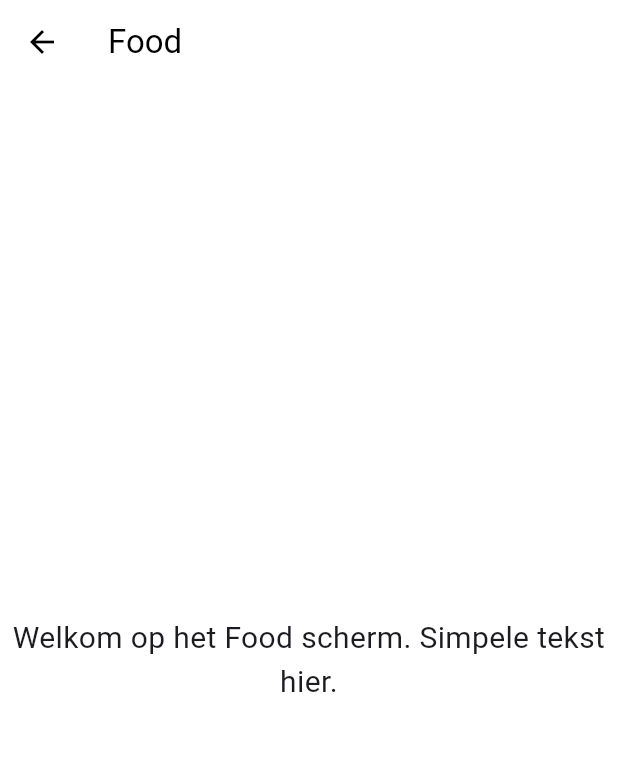
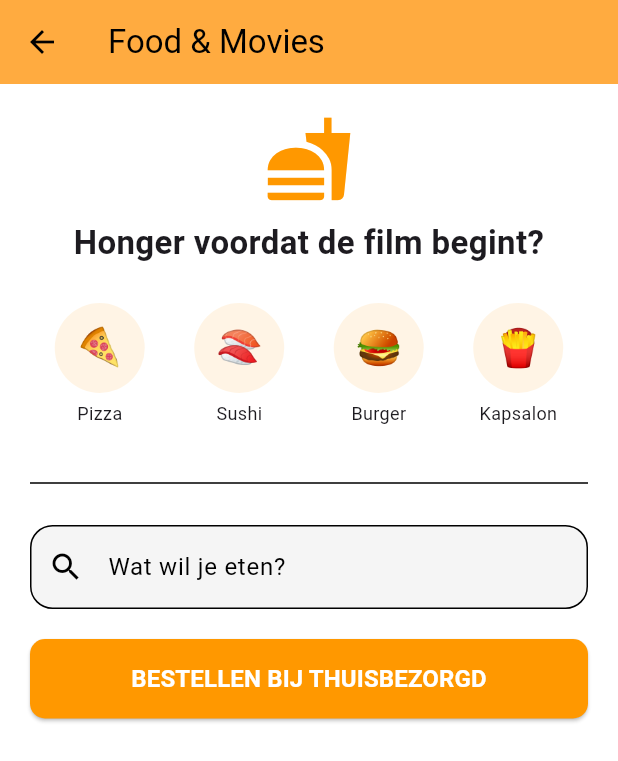
Before and after one commit to strongo01/FilmFlix, a Flutter app: the FoodScreen screen opened directly, on a phone screen of 412 x 824 dp. Shown: the top 761 px of the screen. Run offline on Flutter 3.47's test engine with Material 3 defaults, Android fonts, the phone set to English and light mode, and no system bars; our stand-ins replace cloud_firestore, email_validator, firebase_auth, firebase_core, flutter_signin_button, fluttertoast and 2 more; accounts and stored records are empty.

Commit message:
main.dart aangepast voor foodscreen

```diff
--- a/filmflix/lib/main.dart
+++ b/filmflix/lib/main.dart
@@ -1,4 +1,5 @@
 import 'package:cinetrackr/firebase_options.dart';
+import 'package:cinetrackr/views/foodscreen.dart';
 import 'package:cinetrackr/views/movie_detail_screen.dart';
 import 'package:cinetrackr/views/search_screen.dart';
 import 'package:flutter/material.dart';
@@ -81,9 +82,10 @@
           //if (snapshot.hasData) {
           //return const HomeScreen();
           //}
-          return const HomeScreen();
+          //return const HomeScreen();
           //return const LoginScreen();
           //return const MovieDetailScreen(imdbId: "tt1632701");
+          return const FoodScreen();
         },
       ),
     );
--- a/filmflix/lib/views/foodscreen.dart
+++ b/filmflix/lib/views/foodscreen.dart
@@ -1,19 +1,132 @@
 import 'package:flutter/material.dart';
+import 'package:url_launcher/url_launcher.dart';
 
-class FoodScreen extends StatelessWidget {
+class FoodScreen extends StatefulWidget {
   const FoodScreen({super.key});
+
+  @override
+  State<FoodScreen> createState() => _FoodScreenState();
+}
+
+class _FoodScreenState extends State<FoodScreen> {
+  // Controller om de tekst uit het invoerveld te lezen
+  final TextEditingController _foodController = TextEditingController();
+
+  // Lijstje voor de snelle icoontjes boven de zoekbalk
+  final List<Map<String, String>> _quickChoices = [
+    {'name': 'Pizza', 'emoji': '🍕'},
+    {'name': 'Sushi', 'emoji': '🍣'},
+    {'name': 'Burger', 'emoji': '🍔'},
+    {'name': 'Kapsalon', 'emoji': '🍟'},
+  ];
+
+  // De functie die Thuisbezorgd opent
+  // We voegen 'String? manualFood' toe zodat we zowel de knop als de icoontjes kunnen gebruiken
+  Future<void> _orderFood([String? manualFood]) async {
+    // Pak of de tekst uit het tekstveld, of de tekst van het icoontje waar je op klikte
+    final String food = manualFood ?? _foodController.text.trim();
+
+    if (food.isEmpty) {
+      ScaffoldMessenger.of(context).showSnackBar(
+        const SnackBar(content: Text('Vul eerst in wat je wilt eten!')),
+      );
+      return;
+    }
+
+    // Update het tekstveld visueel
+    _foodController.text = food;
+
+    final Uri url = Uri.parse('https://www.thuisbezorgd.nl/zoeken?q=$food');
+
+    try {
+      await launchUrl(url, mode: LaunchMode.externalApplication);
+    } catch (e) {
+      debugPrint('Fout bij openen: $e');
+    }
+  }
 
   @override
   Widget build(BuildContext context) {
     return Scaffold(
       appBar: AppBar(
-				title: const Text('Food'),
+        title: const Text('Food & Movies'),
+        backgroundColor: Colors.orangeAccent,
       ),
-			body: const Center(
-				child: Text(
-					'Welkom op het Food scherm. Simpele tekst hier.',
-					style: TextStyle(fontSize: 20),
+      body: SingleChildScrollView( // Zorgt dat het op kleine schermen ook past
+        padding: const EdgeInsets.all(20.0),
+        child: Column(
+          crossAxisAlignment: CrossAxisAlignment.stretch,
+          children: [
+            const Icon(
+              Icons.fastfood,
+              size: 60,
+              color: Colors.orange,
+            ),
+            const SizedBox(height: 10),
+            const Text(
+              'Honger voordat de film begint?',
               textAlign: TextAlign.center,
+              style: TextStyle(fontSize: 22, fontWeight: FontWeight.bold),
+            ),
+            const SizedBox(height: 25),
+
+            // --- NIEUW: De Rij met Snelle Keuzes ---
+            Row(
+              mainAxisAlignment: MainAxisAlignment.spaceAround,
+              children: _quickChoices.map((item) {
+                return GestureDetector(
+                  onTap: () => _orderFood(item['name']),
+                  child: Column(
+                    children: [
+                      CircleAvatar(
+                        radius: 30,
+                        backgroundColor: Colors.orange.withOpacity(0.1),
+                        child: Text(item['emoji']!, style: const TextStyle(fontSize: 25)),
+                      ),
+                      const SizedBox(height: 5),
+                      Text(item['name']!, style: const TextStyle(fontSize: 12)),
+                    ],
+                  ),
+                );
+              }).toList(),
+            ),
+            // ---------------------------------------
+
+            const SizedBox(height: 30),
+            const Divider(),
+            const SizedBox(height: 20),
+
+            // Invoerveld voor handmatig zoeken
+            TextField(
+              controller: _foodController,
+              decoration: InputDecoration(
+                labelText: 'Wat wil je eten?',
+                hintText: 'Bijv. Chinees, Pasta...',
+                prefixIcon: const Icon(Icons.search),
+                border: OutlineInputBorder(
+                  borderRadius: BorderRadius.circular(15),
+                ),
+              ),
+            ),
+            const SizedBox(height: 20),
+
+            // De Bestelknop (werkt nog steeds hetzelfde)
+            ElevatedButton(
+              onPressed: () => _orderFood(),
+              style: ElevatedButton.styleFrom(
+                backgroundColor: Colors.orange,
+                foregroundColor: Colors.white,
+                padding: const EdgeInsets.symmetric(vertical: 15),
+                shape: RoundedRectangleBorder(
+                  borderRadius: BorderRadius.circular(10),
+                ),
+              ),
+              child: const Text(
+                'BESTELLEN BIJ THUISBEZORGD',
+                style: TextStyle(fontSize: 16, fontWeight: FontWeight.bold),
+              ),
+            ),
+          ],
         ),
       ),
     );
```
Lines whose indentation alone changed are shown as unchanged.
